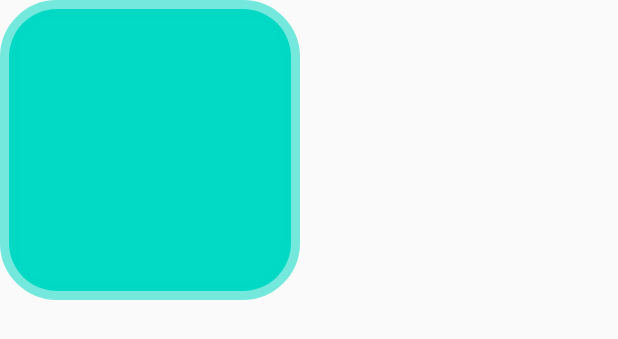
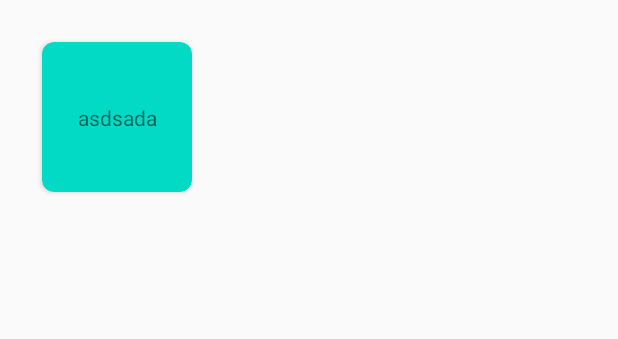
Before and after one commit to pericleskb/voiceCommands, an Android app: the layout layout_command_square.xml on its own in the app's theme, with its tools: preview values and no code run, on a phone screen of 412 x 824 dp. Shown: the top 339 px of the screen. Run offline under Robolectric (Android 15) with nearby library versions, the phone set to English and light mode, and no system bars.

Commit message:
draw grid view layout

```diff
--- a/app/src/main/java/com/donkeymonkey/voiceCommands/MainActivity.kt
+++ b/app/src/main/java/com/donkeymonkey/voiceCommands/MainActivity.kt
@@ -17,9 +17,6 @@ class MainActivity : AppCompatActivity() {
             )
         }
         val binding = ActivityMainBinding.inflate(layoutInflater, null, false)
-        binding.testButton.setOnClickListener {
-            viewModel.addCommand()
-        }
         setContentView(binding.root)
     }
 
--- a/app/src/main/java/com/donkeymonkey/voiceCommands/MainViewModel.kt
+++ b/app/src/main/java/com/donkeymonkey/voiceCommands/MainViewModel.kt
@@ -1,7 +1,6 @@
 package com.donkeymonkey.voiceCommands
 
 import androidx.lifecycle.*
-import com.donkeymonkey.voiceCommands.extensions.notifyObserver
 import com.donkeymonkey.voicecommandsdata.entities.Command
 import com.donkeymonkey.voicecommandsdata.repositories.CommandRepositoryImpl
 import kotlinx.coroutines.Dispatchers
--- a/app/src/main/res/layout/layout_add_command_button.xml
+++ b/app/src/main/res/layout/layout_add_command_button.xml
@@ -5,6 +5,8 @@
     android:layout_width="200dp"
     android:layout_height="200dp"
     android:background="@drawable/command_square"
+    android:gravity="center"
+    app:backgroundTint="@color/gray"
     app:layout_constraintStart_toStartOf="parent"
     app:layout_constraintTop_toTopOf="parent"
-    tools:backgroundTint="@color/gray" />
+    tools:text="Test"/>
--- a/app/src/main/res/layout/layout_command_square.xml
+++ b/app/src/main/res/layout/layout_command_square.xml
@@ -1,10 +1,27 @@
 <?xml version="1.0" encoding="utf-8"?>
-<TextView xmlns:android="http://schemas.android.com/apk/res/android"
+<androidx.cardview.widget.CardView xmlns:android="http://schemas.android.com/apk/res/android"
     xmlns:app="http://schemas.android.com/apk/res-auto"
     xmlns:tools="http://schemas.android.com/tools"
-    android:layout_width="200dp"
-    android:layout_height="200dp"
-    android:background="@drawable/command_square"
-    app:layout_constraintStart_toStartOf="parent"
-    app:layout_constraintTop_toTopOf="parent"
-    tools:backgroundTint="@color/teal_200" />
+    android:layout_width="100dp"
+    android:layout_height="100dp"
+    app:cardBackgroundColor="@color/teal_200"
+    app:cardCornerRadius="8dp"
+    android:layout_margin="28dp">
+
+    <androidx.constraintlayout.widget.ConstraintLayout
+        android:layout_width="match_parent"
+        android:layout_height="match_parent">
+
+        <androidx.appcompat.widget.AppCompatTextView
+            android:id="@+id/textView"
+            android:layout_width="wrap_content"
+            android:layout_height="wrap_content"
+            android:gravity="center"
+            app:layout_constraintBottom_toBottomOf="parent"
+            app:layout_constraintEnd_toEndOf="parent"
+            app:layout_constraintStart_toStartOf="parent"
+            app:layout_constraintTop_toTopOf="parent"
+            tools:text="asdsada" />
+    </androidx.constraintlayout.widget.ConstraintLayout>
+
+</androidx.cardview.widget.CardView>
```
Also changed, not shown: app/src/main/java/com/donkeymonkey/voiceCommands/commandsFragment/CommandsRecyclerViewAdapter.kt (+14 -5 lines), app/src/main/res/layout/activity_main.xml (+1 -11 lines), app/src/main/res/layout/fragment_commands.xml (+8 -2 lines).
